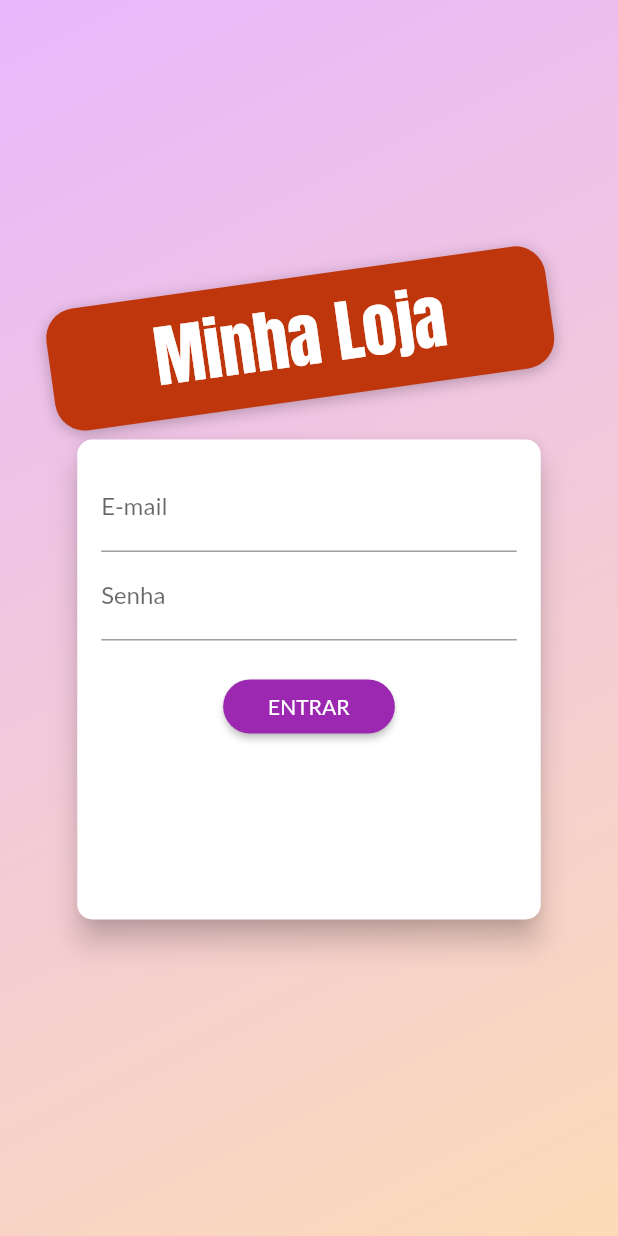
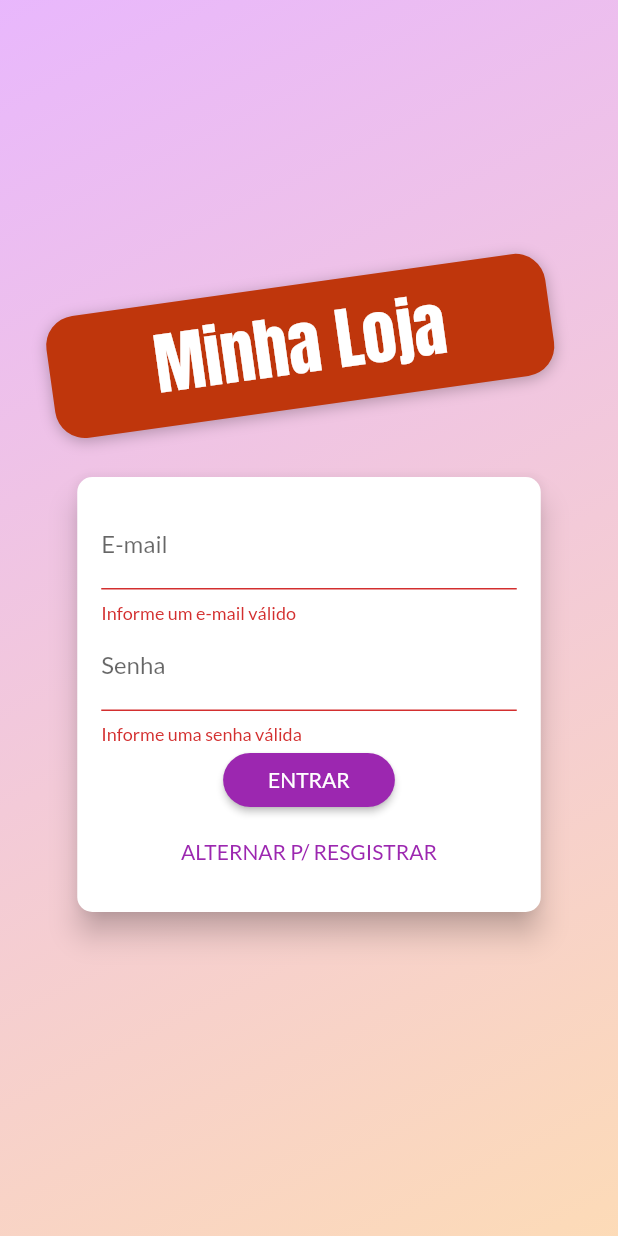
Before and after one commit to willyoliv/shop, a Flutter app: the screen it shows after launch, after a tap on "ENTRAR", on a phone screen of 412 x 824 dp. Run offline on Flutter 3.47's test engine with Material 2 defaults, Android fonts, the phone set to English and light mode, and no system bars; network calls fail.

```diff
--- /dev/null
+++ b/lib/exceptions/auth_exeception.dart
@@ -0,0 +1,23 @@
+class AuthException implements Exception {
+  static const Map<String, String> errors = {
+    "EMAIL_EXISTS": "E-mail existe!",
+    "OPERATION_NOT_ALLOWED": "Operação não permitida!",
+    "TOO_MANY_ATTEMPTS_TRY_LATER": "Tente mais tarde!",
+    "EMAIL_NOT_FOUND": "E-mail não encontrado!",
+    "INVALID_PASSWORD": "Senha inválida!",
+    "USER_DISABLED": "Usuário desativado!",
+  };
+
+  final String key;
+
+  const AuthException(this.key);
+
+  @override
+  String toString() {
+    if(errors.containsKey(key)) {
+      return errors[key];
+    } else {
+      return "Ocorreu um erro na autenticação";
+    }
+  }
+}
--- a/lib/main.dart
+++ b/lib/main.dart
@@ -3,17 +3,18 @@ import 'package:provider/provider.dart';
 
 import './utils/app_routes.dart';
 
+import './views/auth_home_screen.dart';
 import './views/products_overview_screen.dart';
 import './views/product_detail_screen.dart';
 import './views/cart_screen.dart';
 import './views/orders_screen.dart';
 import './views/products_screen.dart';
-import './views/auth_screen.dart';
 import './views/product_form_screen.dart';
 
 import './providers/products.dart';
 import './providers/cart.dart';
 import './providers/orders.dart';
+import './providers/auth.dart';
 
 void main() => runApp(MyApp());
 
@@ -31,6 +32,9 @@ class MyApp extends StatelessWidget {
         ChangeNotifierProvider(
           create: (_) => new Orders(),
         ),
+        ChangeNotifierProvider(
+          create: (_) => new Auth(),
+        ),
       ],
       child: MaterialApp(
         title: 'Minha Loja',
@@ -41,8 +45,8 @@ class MyApp extends StatelessWidget {
         ),
         // home: ProductOverviewScreen(),
         routes: {
-          AppRoutes.AUTH: (ctx) => AuthScreen(),
-          AppRoutes.HOME: (ctx) => ProductOverviewScreen(),
+          AppRoutes.AUTH_HOME: (ctx) => AuthOrHomeScreen(),
+          // AppRoutes.HOME: (ctx) => ProductOverviewScreen(),
           AppRoutes.PRODUCT_DETAIL: (ctx) => ProductDetailScreen(),
           AppRoutes.CART: (ctx) => CartScreen(),
           AppRoutes.ORDERS: (ctx) => OrdersScreen(),
--- /dev/null
+++ b/lib/providers/auth.dart
@@ -0,0 +1,61 @@
+import 'dart:convert';
+
+import 'package:flutter/material.dart';
+import 'package:http/http.dart' as http;
+import 'package:shop/exceptions/auth_exeception.dart';
+
+class Auth with ChangeNotifier {
+  String _token;
+  DateTime _expiryDate;
+
+  bool get isAuth {
+    return token != null;
+  }
+
+  String get token {
+    if (_token != null &&
+        _expiryDate != null &&
+        _expiryDate.isAfter(DateTime.now())) {
+      return _token;
+    } else {
+      return null;
+    }
+  }
+
+  Future<void> _authenticate(
+      String email, String password, String urlSegment) async {
+    final url =
+        'https://identitytoolkit.googleapis.com/v1/accounts:$urlSegment?key=AIzaSyAkCvpO_N_a1uX3vOkeIVSkmHkQ2jBn9ig';
+    final response = await http.post(
+      url,
+      body: json.encode({
+        "email": email,
+        "password": password,
+        "returnSecureToken": true,
+      }),
+    );
+
+    final responseBody = json.decode(response.body);
+    if (responseBody["error"] != null) {
+      throw AuthException(responseBody["error"]['message']);
+    } else {
+      _token = responseBody["idToken"];
+      _expiryDate = DateTime.now().add(
+        Duration(
+          seconds: int.parse(responseBody["expiresIn"]),
+        ),
+      );
+      notifyListeners();
+    }
+
+    return Future.value();
+  }
+
+  Future<void> signup(String email, String password) async {
+    return _authenticate(email, password, "signUp");
+  }
+
+  Future<void> login(String email, String password) async {
+    return _authenticate(email, password, "signInWithPassword");
+  }
+}
--- a/lib/utils/app_routes.dart
+++ b/lib/utils/app_routes.dart
@@ -1,5 +1,5 @@
 class AppRoutes {
-  static const AUTH = '/';
+  static const AUTH_HOME = '/';
   static const HOME = '/home';
   static const PRODUCT_DETAIL = '/product-detail';
   static const CART = '/cart';
--- /dev/null
+++ b/lib/views/auth_home_screen.dart
@@ -0,0 +1,15 @@
+import 'package:flutter/material.dart';
+import 'package:provider/provider.dart';
+
+import '../providers/auth.dart';
+
+import '../views/auth_screen.dart';
+import '../views/products_overview_screen.dart';
+
+class AuthOrHomeScreen extends StatelessWidget {
+  @override
+  Widget build(BuildContext context) {
+    Auth auth = Provider.of(context);
+    return auth.isAuth ? ProductOverviewScreen() : AuthScreen();
+  }
+}
--- a/lib/views/auth_screen.dart
+++ b/lib/views/auth_screen.dart
@@ -28,6 +28,7 @@ class AuthScreen extends StatelessWidget {
               crossAxisAlignment: CrossAxisAlignment.center,
               children: <Widget>[
                 Container(
+                  margin: EdgeInsets.only(bottom: 20),
                   padding: EdgeInsets.symmetric(
                     vertical: 8,
                     horizontal: 70,
--- a/lib/widgets/auth_card.dart
+++ b/lib/widgets/auth_card.dart
@@ -1,4 +1,7 @@
 import 'package:flutter/material.dart';
+import 'package:provider/provider.dart';
+import 'package:shop/exceptions/auth_exeception.dart';
+import 'package:shop/providers/auth.dart';
 
 enum AuthMode { Signup, Login }
 
@@ -8,6 +11,8 @@ class AuthCard extends StatefulWidget {
 }
 
 class _AuthCardState extends State<AuthCard> {
+  GlobalKey<FormState> _form = GlobalKey();
+  bool _isLoading = false;
   AuthMode _authMode = AuthMode.Login;
   final _passwordController = TextEditingController();
   final Map<String, String> _authData = {
@@ -15,8 +20,70 @@ class _AuthCardState extends State<AuthCard> {
     'password': '',
   };
 
-  void _submit() {
+  void _showErrorDialog(String msg) {
+    showDialog(
+      context: context,
+      builder: (ctx) => AlertDialog(
+        title: Text('Ocorreu um erro!'),
+        content: Text(msg),
+        actions: <Widget>[
+          FlatButton(
+            onPressed: () {
+              Navigator.of(context).pop();
+            },
+            child: Text('Fechar'),
+          ),
+        ],
+      ),
+    );
+  }
 
+  Future<void> _submit() async {
+    if (!_form.currentState.validate()) {
+      return;
+    }
+
+    setState(() {
+      _isLoading = true;
+    });
+
+    _form.currentState.save();
+
+    Auth auth = Provider.of(context, listen: false);
+
+    try {
+      if (_authMode == AuthMode.Login) {
+        await auth.login(
+          _authData["email"],
+          _authData["password"],
+        );
+      } else {
+        await auth.signup(
+          _authData["email"],
+          _authData["password"],
+        );
+      }
+    } on AuthException catch (error) {
+      _showErrorDialog(error.toString());
+    } catch (error) {
+      _showErrorDialog("Ocorreu um erro inesperado!");
+    }
+
+    setState(() {
+      _isLoading = false;
+    });
+  }
+
+  void _switchAutoMode() {
+    if (_authMode == AuthMode.Login) {
+      setState(() {
+        _authMode = AuthMode.Signup;
+      });
+    } else {
+      setState(() {
+        _authMode = AuthMode.Login;
+      });
+    }
   }
 
   @override
@@ -30,9 +97,10 @@ class _AuthCardState extends State<AuthCard> {
       ),
       child: Container(
         padding: EdgeInsets.all(16),
-        height: 320,
+        height: _authMode == AuthMode.Login ? 290 : 371,
         width: deviceSize.width * 0.75,
         child: Form(
+          key: _form,
           child: Column(
             children: <Widget>[
               TextFormField(
@@ -61,17 +129,20 @@ class _AuthCardState extends State<AuthCard> {
               if (_authMode == AuthMode.Signup)
                 TextFormField(
                   decoration: InputDecoration(labelText: 'Confirmar senha'),
-                  controller: _passwordController,
                   obscureText: true,
-                  validator: _authMode == AuthMode.Signup ? (value) {
+                  validator: _authMode == AuthMode.Signup
+                      ? (value) {
                           if (value != _passwordController.text) {
                             return "Senhas são diferentes!";
                           }
                           return null;
-                  } : null,
-                  onSaved: (value) => _authData['password'] = value,
+                        }
+                      : null,
                 ),
-              SizedBox(height: 20),
+              Spacer(),
+              if (_isLoading)
+                CircularProgressIndicator()
+              else
                 RaisedButton(
                   shape: RoundedRectangleBorder(
                     borderRadius: BorderRadius.circular(30),
@@ -83,11 +154,17 @@ class _AuthCardState extends State<AuthCard> {
                     horizontal: 30,
                   ),
                   child: Text(
-                  _authMode == AuthMode.Login ? 'ENTRAR': "REGISTRAR",
+                    _authMode == AuthMode.Login ? 'ENTRAR' : "REGISTRAR",
                   ),
                   onPressed: _submit,
-              )
-
+                ),
+              FlatButton(
+                onPressed: _switchAutoMode,
+                child: Text(
+                  "ALTERNAR P/ ${_authMode == AuthMode.Login ? 'RESGISTRAR' : 'LOGIN'}",
+                ),
+                textColor: Theme.of(context).primaryColor,
+              ),
             ],
           ),
         ),
```
Lines whose indentation alone changed are shown as unchanged.
